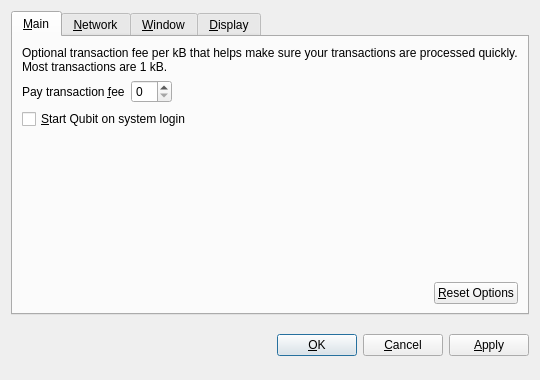
Before: the Qt Designer form src/qt/forms/optionsdialog.ui in qubitcoin/QubitCoin, drawn with Qt 5.
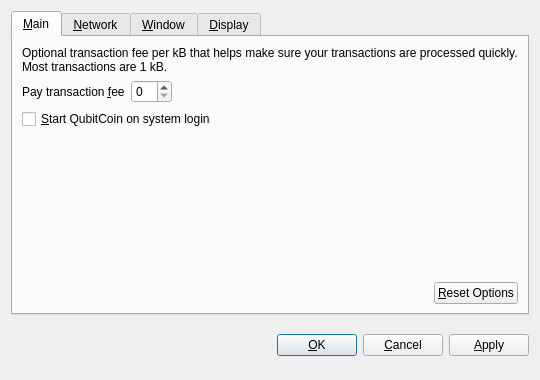
After: the same form once the commit is applied. The open tabs and pages were chosen to show the change. Custom widgets are drawn as their Qt base class.

Commit message: Qubit -> QubitCoin

What changed in the file:
```diff
--- a/src/qt/forms/optionsdialog.ui
+++ b/src/qt/forms/optionsdialog.ui
@@ -82,7 +82,7 @@
           <string>Automatically start Qubit after logging in to the system.</string>
          </property>
          <property name="text">
-          <string>&amp;Start Qubit on system login</string>
+          <string>&amp;Start QubitCoin on system login</string>
          </property>
         </widget>
        </item>
```
Left out of the diff: 10 changed lines with no effect on the pictures. The commit also changes 20 other files.
